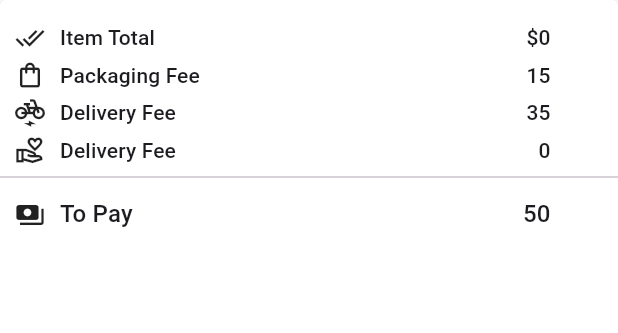
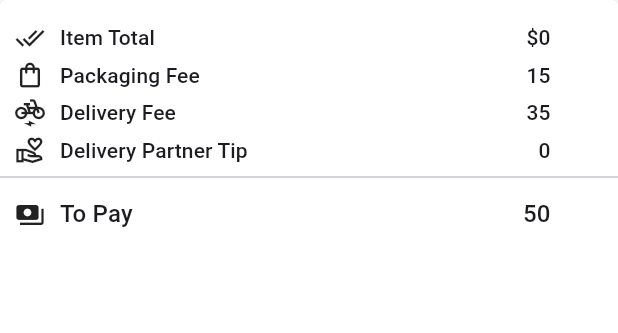
Before and after one commit to girithc/otto-mart, a Flutter app: the _TaxAndDelivery widget shown alone on an empty page, opened directly, on a phone screen of 412 x 824 dp. Shown: the top 333 px of the screen. Run offline on Flutter 3.47's test engine with Material 2 defaults, Android fonts, the phone set to English and light mode, and no system bars; our stand-ins replace carousel_slider, google_fonts; network calls fail.

Commit message:
cart_screen minor update - spelling - bg color

```diff
--- a/lib/cart/cart_screen.dart
+++ b/lib/cart/cart_screen.dart
@@ -68,7 +68,8 @@ class _CartList extends StatelessWidget {
       );
     } else {
       return Container(
-        color: Theme.of(context).colorScheme.inversePrimary, //Colors.white,
+        color: const Color.fromARGB(255, 255, 158,
+            190), //Theme.of(context).colorScheme.inversePrimary, //Colors.white,
         margin: EdgeInsets.zero,
         padding: EdgeInsets.zero,
         child: SingleChildScrollView(
@@ -239,7 +240,7 @@ class _TaxAndDelivery extends StatelessWidget {
             ),
             _CustomListItem(
               icon: Icons.volunteer_activism_outlined,
-              label: 'Delivery Fee',
+              label: 'Delivery Partner Tip',
               amount: '${cart.deliveryPartnerTip}',
               font: Theme.of(context).textTheme.titleSmall,
             ),
```
